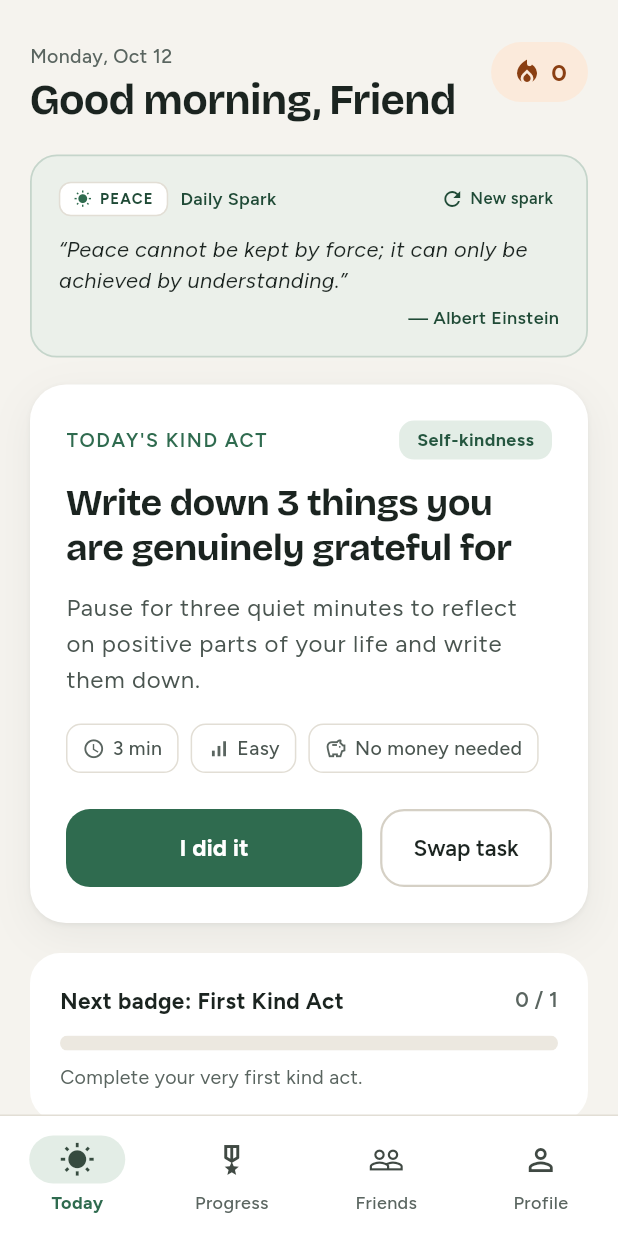
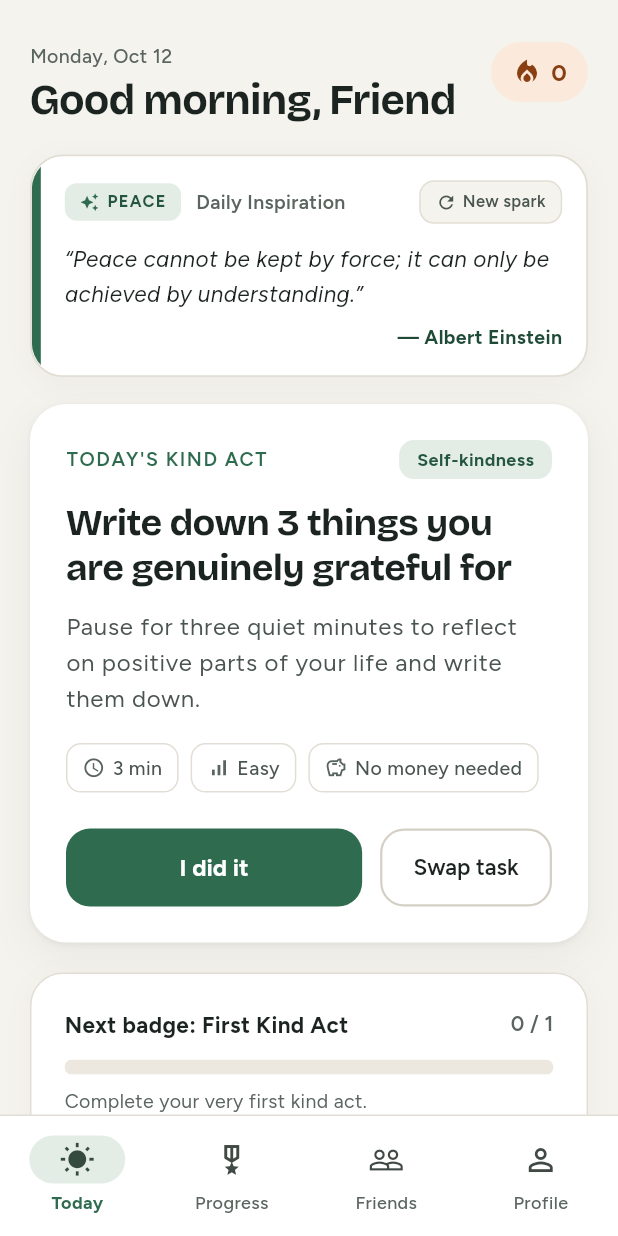
Before and after one commit to alihamzajj/be-kind-app, a Flutter app: the screen it shows after launch, after a tap on "Start as a guest", on a phone screen of 412 x 824 dp. Run offline on Flutter 3.47's test engine with Material 3 defaults, Android fonts, the phone set to English and light mode, and no system bars; our stand-ins replace flutter_riverpod, go_router, google_fonts, shared_preferences.

Commit message:
style: elevate and polish home widgets with prominent shadows and editorial accents

```diff
--- a/lib/features/home/today_screen.dart
+++ b/lib/features/home/today_screen.dart
@@ -352,10 +352,18 @@ class _NextBadgeCard extends StatelessWidget {
     final progressRatio = (nextBadge.currentProgress / nextBadge.definition.targetCount).clamp(0.0, 1.0);
 
     return Container(
-      padding: const EdgeInsets.all(20),
+      padding: const EdgeInsets.all(22),
       decoration: BoxDecoration(
         color: AppColors.surface,
-        borderRadius: BorderRadius.circular(20),
+        borderRadius: BorderRadius.circular(22),
+        border: Border.all(color: AppColors.line),
+        boxShadow: [
+          BoxShadow(
+            color: AppColors.ink.withValues(alpha: 0.04),
+            blurRadius: 16,
+            offset: const Offset(0, 4),
+          ),
+        ],
       ),
       child: Column(
         crossAxisAlignment: CrossAxisAlignment.start,
@@ -452,13 +460,21 @@ class _QuickIdeaRow extends StatelessWidget {
   Widget build(BuildContext context) {
     return InkWell(
       onTap: onTap,
-      borderRadius: BorderRadius.circular(16),
+      borderRadius: BorderRadius.circular(18),
       child: Container(
-        constraints: const BoxConstraints(minHeight: 60),
-        padding: const EdgeInsets.symmetric(horizontal: 16, vertical: 12),
+        constraints: const BoxConstraints(minHeight: 64),
+        padding: const EdgeInsets.symmetric(horizontal: 16, vertical: 14),
         decoration: BoxDecoration(
           color: AppColors.surface,
-          borderRadius: BorderRadius.circular(16),
+          borderRadius: BorderRadius.circular(18),
+          border: Border.all(color: AppColors.line),
+          boxShadow: [
+            BoxShadow(
+              color: AppColors.ink.withValues(alpha: 0.03),
+              blurRadius: 10,
+              offset: const Offset(0, 2),
+            ),
+          ],
         ),
         child: Row(
           children: [
--- a/lib/features/home/widgets/motivational_quote_card.dart
+++ b/lib/features/home/widgets/motivational_quote_card.dart
@@ -15,74 +15,105 @@ class MotivationalQuoteCard extends StatelessWidget {
   @override
   Widget build(BuildContext context) {
     return Container(
-      padding: const EdgeInsets.symmetric(horizontal: 18, vertical: 16),
       decoration: BoxDecoration(
-        color: AppColors.accentSoft.withValues(alpha: 0.55),
-        borderRadius: BorderRadius.circular(18),
-        border: Border.all(color: AppColors.accent.withValues(alpha: 0.2), width: 1.2),
+        color: AppColors.surface,
+        borderRadius: BorderRadius.circular(22),
+        border: Border.all(color: AppColors.line, width: 1.2),
+        boxShadow: [
+          BoxShadow(
+            color: AppColors.ink.withValues(alpha: 0.04),
+            blurRadius: 16,
+            offset: const Offset(0, 4),
           ),
+        ],
+      ),
+      child: ClipRRect(
+        borderRadius: BorderRadius.circular(22),
+        child: IntrinsicHeight(
+          child: Row(
+            crossAxisAlignment: CrossAxisAlignment.stretch,
+            children: [
+              // Left prominent brand accent bar
+              Container(
+                width: 6,
+                decoration: const BoxDecoration(
+                  color: AppColors.accent,
+                ),
+              ),
+              Expanded(
+                child: Padding(
+                  padding: const EdgeInsets.fromLTRB(16, 16, 16, 16),
                   child: Column(
                     crossAxisAlignment: CrossAxisAlignment.start,
                     children: [
+                      // Header: Topic Pill + "Daily Inspiration" + Refresh action
                       Row(
                         mainAxisAlignment: MainAxisAlignment.spaceBetween,
                         children: [
                           Row(
                             children: [
                               Container(
-                    padding: const EdgeInsets.symmetric(horizontal: 9, vertical: 3),
+                                padding: const EdgeInsets.symmetric(horizontal: 10, vertical: 4),
                                 decoration: BoxDecoration(
-                      color: AppColors.surface,
+                                  color: AppColors.accentSoft,
                                   borderRadius: BorderRadius.circular(8),
-                      border: Border.all(color: AppColors.line),
                                 ),
                                 child: Row(
                                   mainAxisSize: MainAxisSize.min,
                                   children: [
-                        const Icon(Icons.wb_sunny, size: 12, color: AppColors.accent),
+                                    const Icon(
+                                      Icons.auto_awesome,
+                                      size: 13,
+                                      color: AppColors.accent,
+                                    ),
                                     const SizedBox(width: 5),
                                     Text(
                                       quote.topic.toUpperCase(),
                                       style: const TextStyle(
-                            fontSize: 10,
+                                        fontSize: 11,
                                         fontWeight: FontWeight.w700,
-                            letterSpacing: 0.08 * 10,
-                            color: AppColors.accentDark,
+                                        letterSpacing: 0.08 * 11,
+                                        color: AppColors.accentOnSoft,
                                       ),
                                     ),
                                   ],
                                 ),
                               ),
-                  const SizedBox(width: 8),
+                              const SizedBox(width: 10),
                               const Text(
-                    'Daily Spark',
+                                'Daily Inspiration',
                                 style: TextStyle(
-                      fontSize: 12,
+                                  fontSize: 13,
                                   fontWeight: FontWeight.w600,
-                      color: AppColors.accentDark,
+                                  color: AppColors.muted,
                                 ),
                               ),
                             ],
                           ),
-              Semantics(
-                label: 'Get another motivational quote',
-                button: true,
+                          Material(
+                            color: Colors.transparent,
+                            borderRadius: BorderRadius.circular(10),
                             child: InkWell(
                               onTap: onRefresh,
-                  borderRadius: BorderRadius.circular(8),
-                  child: Padding(
-                    padding: const EdgeInsets.all(4.0),
+                              borderRadius: BorderRadius.circular(10),
+                              child: Container(
+                                padding: const EdgeInsets.symmetric(horizontal: 10, vertical: 5),
+                                decoration: BoxDecoration(
+                                  color: AppColors.ground,
+                                  borderRadius: BorderRadius.circular(10),
+                                  border: Border.all(color: AppColors.line),
+                                ),
                                 child: Row(
                                   mainAxisSize: MainAxisSize.min,
                                   children: const [
-                        Icon(Icons.refresh, size: 16, color: AppColors.accentDark),
+                                    Icon(Icons.refresh, size: 14, color: AppColors.inkSoft),
                                     SizedBox(width: 4),
                                     Text(
                                       'New spark',
                                       style: TextStyle(
                                         fontSize: 11,
                                         fontWeight: FontWeight.w600,
-                            color: AppColors.accentDark,
+                                        color: AppColors.inkSoft,
                                       ),
                                     ),
                                   ],
@@ -92,31 +123,41 @@ class MotivationalQuoteCard extends StatelessWidget {
                           ),
                         ],
                       ),
-          const SizedBox(height: 10),
+                      const SizedBox(height: 12),
+
+                      // Quote body
                       Text(
                         '“${quote.quote}”',
                         style: const TextStyle(
-              fontSize: 14.5,
-              height: 1.45,
+                          fontSize: 15,
+                          height: 1.5,
                           fontStyle: FontStyle.italic,
                           fontWeight: FontWeight.w500,
                           color: AppColors.ink,
                         ),
                       ),
-          const SizedBox(height: 6),
+                      const SizedBox(height: 8),
+
+                      // Author
                       Align(
                         alignment: Alignment.centerRight,
                         child: Text(
                           '— ${quote.author}',
                           style: const TextStyle(
-                fontSize: 12,
-                fontWeight: FontWeight.w600,
+                            fontSize: 13,
+                            fontWeight: FontWeight.w700,
                             color: AppColors.accentDark,
                           ),
                         ),
                       ),
                     ],
                   ),
+                ),
+              ),
+            ],
+          ),
+        ),
+      ),
     );
   }
 }
```
Lines whose indentation alone changed are shown as unchanged.
